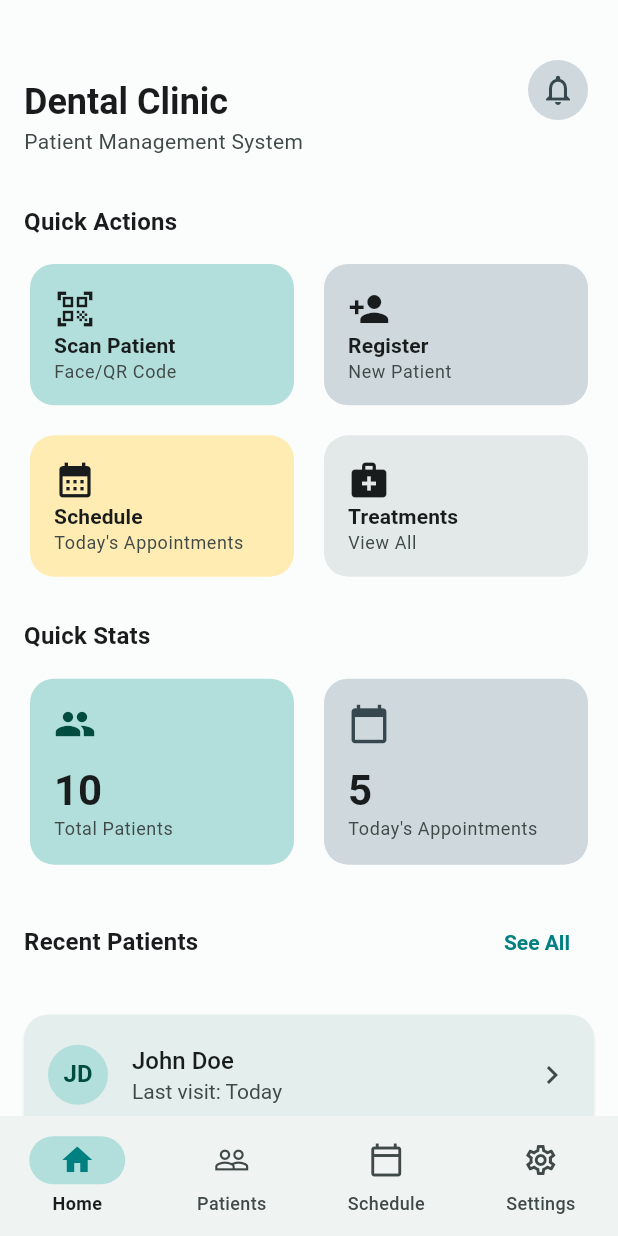
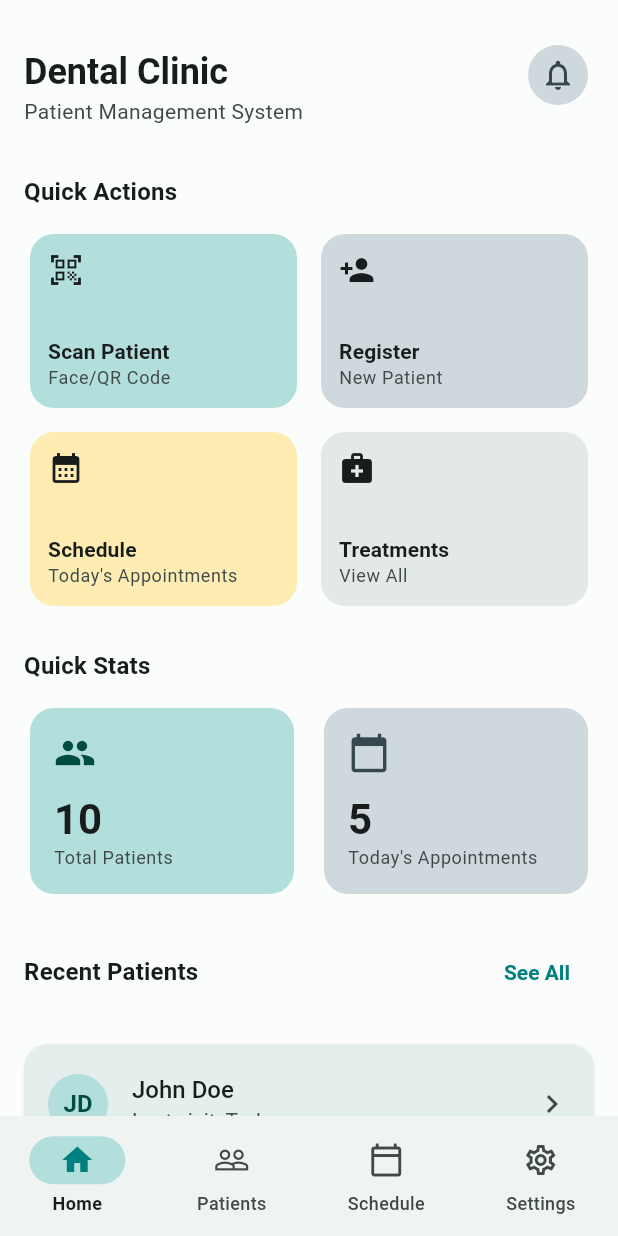
Before and after one commit to lesteralterado/dental_clinic, a Flutter app: the HomePage screen opened directly, on a phone screen of 412 x 824 dp. Run offline on Flutter 3.47's test engine with Material 3 defaults, Android fonts, the phone set to English and light mode, and no system bars; our stand-ins replace dio, equatable, flutter_bloc, flutter_secure_storage, get_it, google_fonts; accounts and stored records are empty.

Commit message:
bottom overflowed fixed

```diff
--- a/frontend/lib/presentation/pages/home_page.dart
+++ b/frontend/lib/presentation/pages/home_page.dart
@@ -76,7 +76,7 @@ class _HomeContent extends StatelessWidget {
         slivers: [
           // Header AppBar
           SliverAppBar(
-            expandedHeight: 120,
+            expandedHeight: 100,
             floating: false,
             pinned: true,
             backgroundColor: colorScheme.surface,
@@ -268,9 +268,9 @@ class _ActionButtonGrid extends StatelessWidget {
       shrinkWrap: true,
       physics: const NeverScrollableScrollPhysics(),
       crossAxisCount: 2,
-      mainAxisSpacing: 12,
-      crossAxisSpacing: 12,
-      childAspectRatio: 1.8,
+      mainAxisSpacing: 8,
+      crossAxisSpacing: 8,
+      childAspectRatio: 1.5,
       children: [
         _ActionCard(
           icon: Icons.qr_code_scanner,
@@ -343,14 +343,14 @@ class _ActionCard extends StatelessWidget {
         onTap: onTap,
         borderRadius: BorderRadius.circular(16),
         child: Padding(
-          padding: const EdgeInsets.all(16),
+          padding: const EdgeInsets.all(12),
           child: Column(
             crossAxisAlignment: CrossAxisAlignment.start,
             mainAxisAlignment: MainAxisAlignment.spaceBetween,
             children: [
               Icon(
                 icon,
-                size: 28,
+                size: 24,
                 color: colorScheme.onSurface,
               ),
               Column(
--- a/frontend/lib/presentation/pages/scan/scan_page.dart
+++ b/frontend/lib/presentation/pages/scan/scan_page.dart
@@ -171,7 +171,8 @@ class _QRScanTab extends StatelessWidget {
   Widget build(BuildContext context) {
     final colorScheme = Theme.of(context).colorScheme;
 
-    return Center(
+    return SingleChildScrollView(
+      child: Center(
         child: Padding(
           padding: const EdgeInsets.all(32),
           child: Column(
@@ -260,6 +261,7 @@ class _QRScanTab extends StatelessWidget {
             ],
           ),
         ),
+      ),
     );
   }
 
```
Lines whose indentation alone changed are shown as unchanged.
